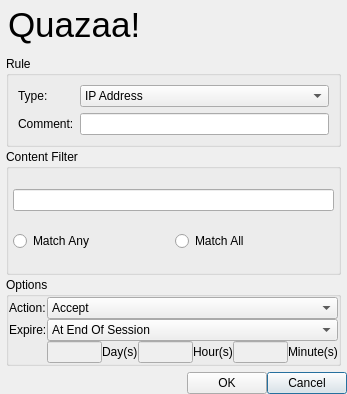
Above: trunk/UI/dialogaddrule.ui from c3c/quazaa before the change. Below: the same form after it.
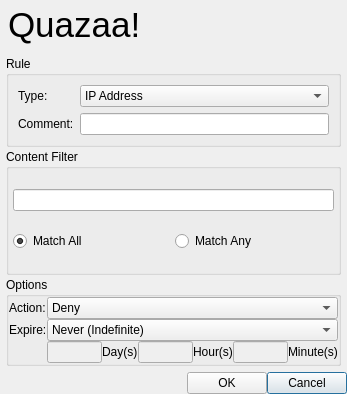
That is the form after the change. The open tabs and pages were chosen to show the change. Icons and pictures are not drawn.

Commit message: Security Manager: Continued implementation of AddRule dialog.

Patch:
```diff
--- a/trunk/UI/dialogaddrule.ui
+++ b/trunk/UI/dialogaddrule.ui
@@ -270,7 +270,10 @@
          <item row="0" column="1">
           <widget class="QComboBox" name="comboBoxAction">
            <property name="currentIndex">
-            <number>1</number>
+            <number>2</number>
+           </property>
+           <property name="maxVisibleItems">
+            <number>3</number>
            </property>
            <item>
             <property name="text">
@@ -292,7 +295,10 @@
          <item row="1" column="1">
           <widget class="QComboBox" name="comboBoxExpire">
            <property name="currentIndex">
-            <number>1</number>
+            <number>0</number>
+           </property>
+           <property name="maxVisibleItems">
+            <number>3</number>
            </property>
            <item>
             <property name="text">
@@ -716,18 +722,24 @@
                <property name="spacing">
                 <number>2</number>
                </property>
-               <item row="0" column="0">
+               <item row="0" column="1">
                 <widget class="QRadioButton" name="radioButtonMatchAny">
                  <property name="text">
                   <string>Match Any</string>
                  </property>
+                 <property name="checked">
+                  <bool>false</bool>
+                 </property>
                 </widget>
                </item>
-               <item row="0" column="1">
+               <item row="0" column="0">
                 <widget class="QRadioButton" name="radioButtonMatchAll">
                  <property name="text">
                   <string>Match All</string>
                  </property>
+                 <property name="checked">
+                  <bool>true</bool>
+                 </property>
                 </widget>
                </item>
               </layout>
```
Left out of the diff: 17 changed lines with no effect on the pictures. The commit also changes 2 other files.
